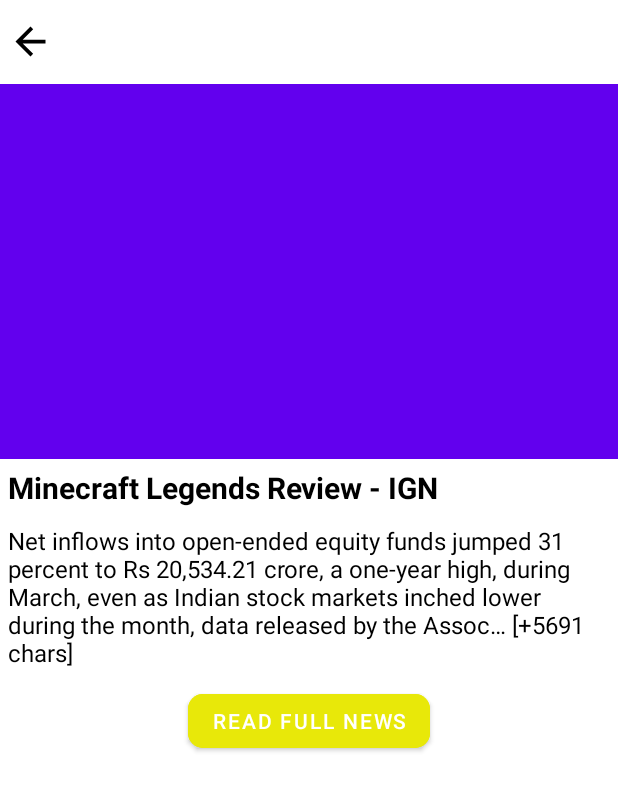
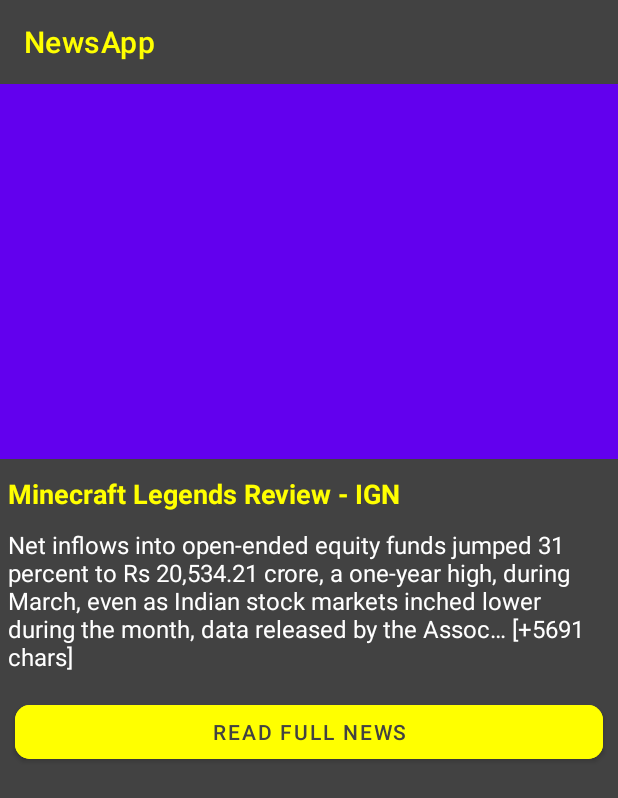
Before and after one commit to darshan-1204/NewsApp, an Android app: the layout activity_news_detail.xml on its own in the app's theme, with its tools: preview values and no code run, on a phone screen of 412 x 824 dp. Shown: the top 798 px of the screen. Run offline under Robolectric (Android 15) with nearby library versions, the phone set to English and light mode, and no system bars.

Commit message:
commit 2

```diff
--- a/app/src/main/res/layout/activity_news_detail.xml
+++ b/app/src/main/res/layout/activity_news_detail.xml
@@ -1,33 +1,27 @@
 <?xml version="1.0" encoding="utf-8"?>
-<LinearLayout xmlns:android="http://schemas.android.com/apk/res/android"
+<androidx.core.widget.NestedScrollView xmlns:android="http://schemas.android.com/apk/res/android"
     xmlns:tools="http://schemas.android.com/tools"
     android:layout_width="match_parent"
     android:layout_height="match_parent"
     xmlns:app="http://schemas.android.com/apk/res-auto"
     android:orientation="vertical"
+    android:background="#424242"
     tools:context=".Activity.NewsDetailActivity">
 
-    <ScrollView
+    <LinearLayout
         android:layout_width="match_parent"
         android:layout_height="wrap_content">
 
             <LinearLayout
                 android:layout_width="match_parent"
-            android:layout_height="wrap_content"
+                android:layout_height="match_parent"
                 android:orientation="vertical">
 
-            <LinearLayout
+                <androidx.appcompat.widget.Toolbar
                     android:layout_width="match_parent"
-                android:layout_height="?actionBarSize">
-
-                <ImageView
-                    android:layout_width="30dp"
-                    android:layout_height="30dp"
-                    android:id="@+id/back"
-                    android:src="@drawable/ic_arrow_back_"
-                    android:layout_gravity="center"
-                    android:layout_marginStart="5dp"/>
-            </LinearLayout>
+                    android:layout_height="wrap_content"
+                    app:title="NewsApp"
+                    app:titleTextColor="#FFFF00"/>
 
                 <ImageView
                     android:layout_width="match_parent"
@@ -39,10 +33,11 @@
                 <TextView
                     android:layout_width="wrap_content"
                     android:layout_height="wrap_content"
-                android:textSize="20dp"
-                android:textColor="#000"
+                    android:textSize="18dp"
+                    android:textColor="#FFFF00"
                     android:id="@+id/title"
                     android:textStyle="bold"
+                    android:layout_marginTop="5dp"
                     android:padding="5dp"
                     android:text="Minecraft Legends Review - IGN"/>
 
@@ -50,25 +45,32 @@
                     android:layout_width="wrap_content"
                     android:layout_height="wrap_content"
                     android:textSize="16dp"
-                android:textColor="#000"
+                    android:textColor="#fff"
                     android:id="@+id/descNd"
                     android:padding="5dp"
                     android:text="Net inflows into open-ended equity funds jumped 31 percent to Rs 20,534.21 crore, a one-year high, during March, even as Indian stock markets inched lower during the month, data released by the Assoc… [+5691 chars]"/>
 
+
+
+
                 <com.google.android.material.button.MaterialButton
-                android:layout_width="wrap_content"
+                    android:layout_width="match_parent"
                     android:id="@+id/btnUrl"
                     android:layout_height="wrap_content"
-                android:layout_gravity="center"
-                android:layout_marginTop="5dp"
+                    android:layout_gravity="center|bottom"
+                    android:layout_margin="10dp"
+                    android:textColor="#424242"
                     app:cornerRadius="10dp"
-                android:backgroundTint="#E8E809"
+                    android:backgroundTint="#FFFF00"
                     android:text="Read Full News"/>
 
 
             </LinearLayout>
-    </ScrollView>
+
+
+    </LinearLayout>
 
 
 
-</LinearLayout>
+
+</androidx.core.widget.NestedScrollView>
--- a/app/src/main/res/layout/news_layout.xml
+++ b/app/src/main/res/layout/news_layout.xml
@@ -17,7 +17,7 @@
 
         <ImageView
             android:layout_width="match_parent"
-            android:layout_height="200dp"
+            android:layout_height="210dp"
             android:id="@+id/rcvImg"
             android:scaleType="centerCrop"/>
 
--- a/app/src/main/res/values-night/themes.xml
+++ b/app/src/main/res/values-night/themes.xml
@@ -10,7 +10,7 @@
         <item name="colorSecondaryVariant">@color/teal_200</item>
         <item name="colorOnSecondary">@color/black</item>
         <!-- Status bar color. -->
-        <item name="android:statusBarColor">?attr/colorPrimaryVariant</item>
+        <item name="android:statusBarColor">@color/black</item>
         <!-- Customize your theme here. -->
     </style>
 </resources>
--- a/app/src/main/res/values/themes.xml
+++ b/app/src/main/res/values/themes.xml
@@ -10,7 +10,7 @@
         <item name="colorSecondaryVariant">@color/teal_700</item>
         <item name="colorOnSecondary">@color/black</item>
         <!-- Status bar color. -->
-        <item name="android:statusBarColor">?attr/colorPrimaryVariant</item>
+        <item name="android:statusBarColor">@color/black</item>
         <!-- Customize your theme here. -->
     </style>
 </resources>
```
Also changed, not shown: app/src/main/java/com/example/newsapp/Activity/MainActivity.kt (+13 -6 lines), app/src/main/java/com/example/newsapp/Activity/NewsDetailActivity.kt (+5 -5 lines), app/src/main/java/com/example/newsapp/Adapter/CategoriesAdapter.kt (added, +43 -0 lines), app/src/main/res/layout/activity_main.xml (+19 -2 lines), app/src/main/res/layout/categories_item.xml (added, +27 -0 lines). Lines whose indentation alone changed are shown as unchanged.
